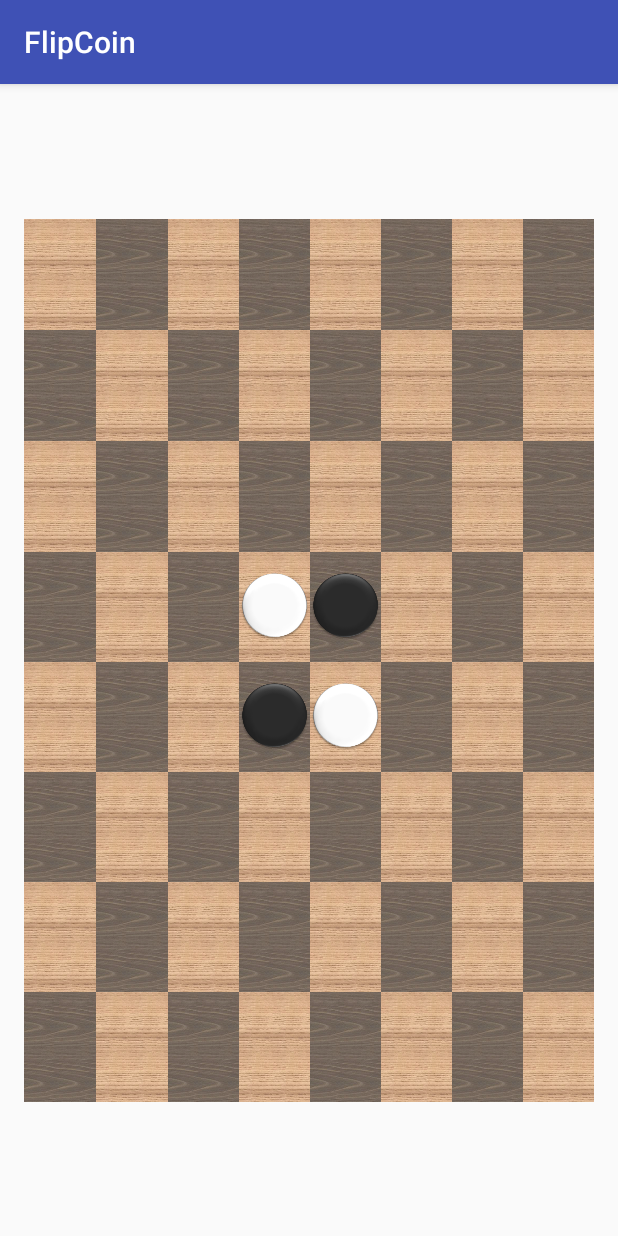
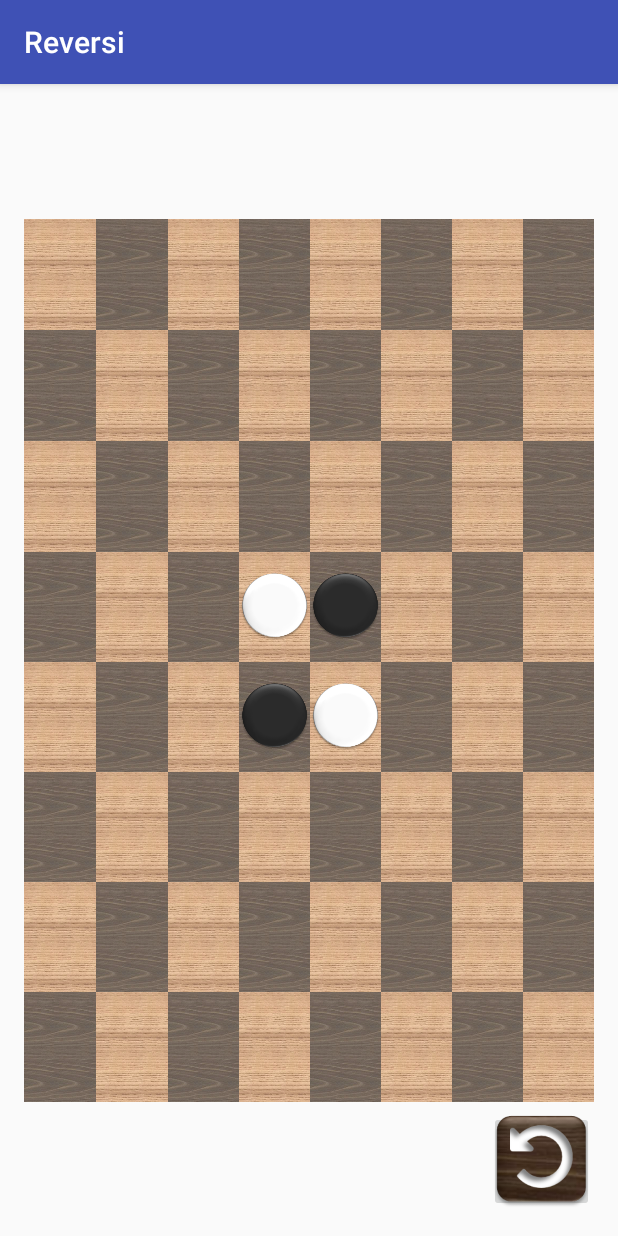
Before and after one commit to srinivaas-ganesan/ReversiApp, an Android app: the screen it shows after launch (MainActivity), on a phone screen of 412 x 824 dp. Run offline under Robolectric (Android 15) with nearby library versions, the phone set to English and light mode, and no system bars.

Commit message:
Added Undo functionality

```diff
--- a/FlipCoin/app/src/main/AndroidManifest.xml
+++ b/FlipCoin/app/src/main/AndroidManifest.xml
@@ -5,7 +5,7 @@
 
     <application
         android:allowBackup="true"
-        android:icon="@mipmap/ic_launcher"
+        android:icon="@mipmap/icon"
         android:label="@string/app_name"
         android:supportsRtl="true"
         android:theme="@style/AppTheme">
--- a/FlipCoin/app/src/main/res/layout/activity_main.xml
+++ b/FlipCoin/app/src/main/res/layout/activity_main.xml
@@ -1499,10 +1499,29 @@
 
     </LinearLayout>
 
-    <LinearLayout
+    <RelativeLayout
         android:layout_width="wrap_content"
         android:layout_height="match_parent"
+        android:orientation = "horizontal"
         android:layout_weight = "1"
-    />
+        android:paddingTop="5dp">
+        <TextView
+            android:layout_width="wrap_content"
+            android:layout_height="wrap_content"
+            android:id="@+id/score"
+        />
+        <ImageButton
+            android:layout_width="wrap_content"
+            android:layout_height="wrap_content"
+            android:layout_alignParentRight="true"
+            android:layout_alignParentBottom="true"
+            android:id="@+id/undo"
+            android:src = "@drawable/undo"
+            android:scaleType="centerInside"
+            android:adjustViewBounds="true"
+            android:onClick="undo"
+            android:padding="1dp"
+        />
+    </RelativeLayout>
 
 </LinearLayout>
--- a/FlipCoin/app/src/main/res/values/strings.xml
+++ b/FlipCoin/app/src/main/res/values/strings.xml
@@ -1,3 +1,3 @@
 <resources>
-    <string name="app_name">FlipCoin</string>
+    <string name="app_name">Reversi</string>
 </resources>
```
Also changed, not shown: FlipCoin/app/src/main/java/com/example/srinivaasganesan/flipcoin/MainActivity.java (+149 -25 lines), FlipCoin/app/src/main/res/drawable/undo.png (added), FlipCoin/app/src/main/res/mipmap-hdpi/ic_launcher.png (deleted), FlipCoin/app/src/main/res/mipmap-hdpi/icon.png (added), FlipCoin/app/src/main/res/mipmap-mdpi/ic_launcher.png (deleted), FlipCoin/app/src/main/res/mipmap-mdpi/icon.png (added), FlipCoin/app/src/main/res/mipmap-xhdpi/ic_launcher.png (deleted), FlipCoin/app/src/main/res/mipmap-xhdpi/icon.png (added), FlipCoin/app/src/main/res/mipmap-xxhdpi/ic_launcher.png (deleted), FlipCoin/app/src/main/res/mipmap-xxhdpi/icon.png (added), FlipCoin/app/src/main/res/mipmap-xxxhdpi/ic_launcher.png (deleted), FlipCoin/app/src/main/res/mipmap-xxxhdpi/icon.png (added).
